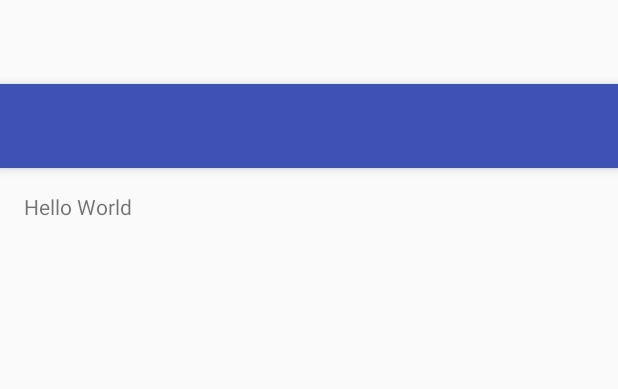
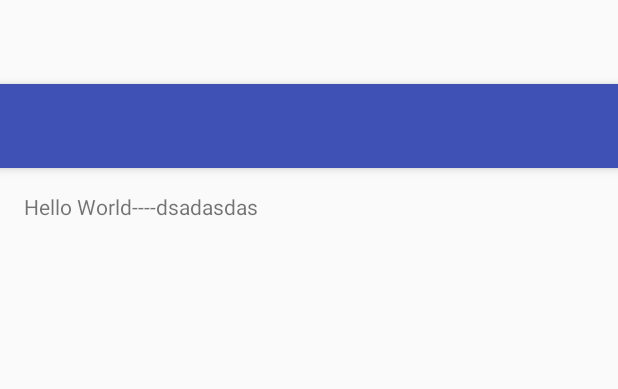
Before and after one commit to fercugliandro/PocGitHub, an Android app: the layout app_bar_base_main.xml on its own in the app's theme, with its tools: preview values and no code run, on a phone screen of 412 x 824 dp. Shown: the top 389 px of the screen. Run offline under Robolectric (Android 15) with nearby library versions, the phone set to English and light mode, and no system bars.

Commit message:
Teste de layout

```diff
--- a/app/src/main/res/layout/content_base_main.xml
+++ b/app/src/main/res/layout/content_base_main.xml
@@ -15,5 +15,5 @@
     <TextView
         android:layout_width="wrap_content"
         android:layout_height="wrap_content"
-        android:text="Hello World" />
+        android:text="Hello World----dsadasdas" />
 </RelativeLayout>
```
